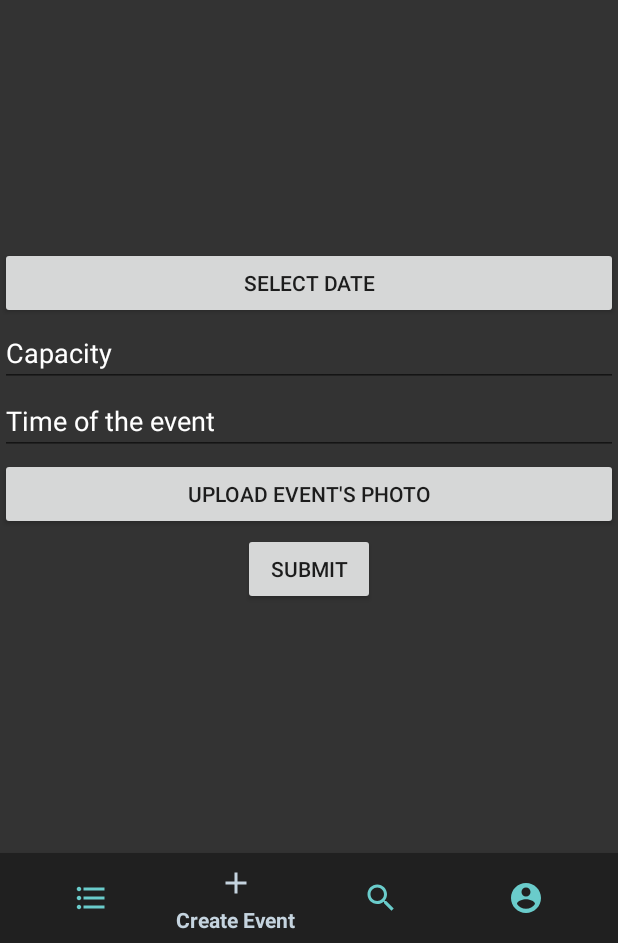
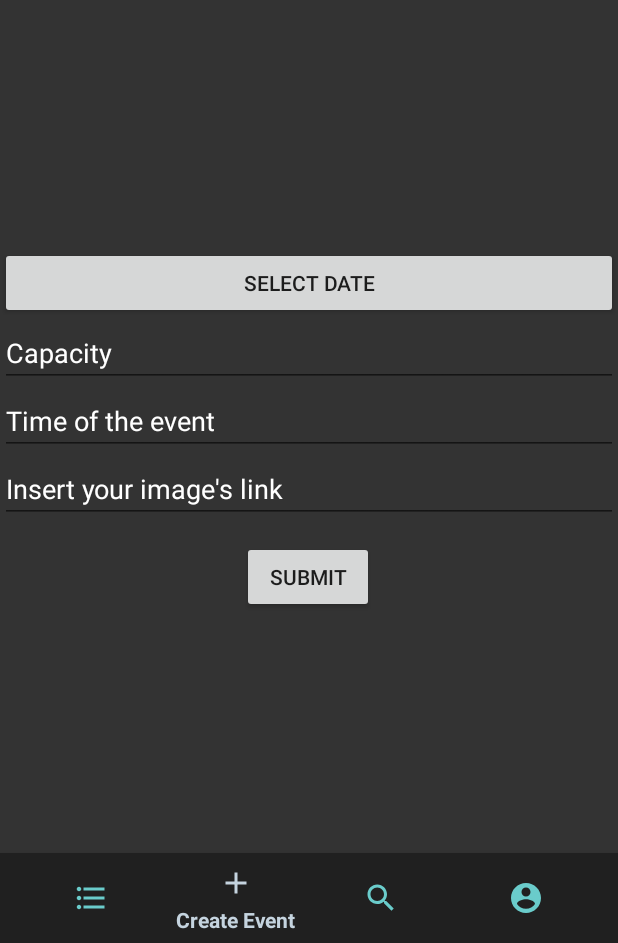
Before and after one commit to patricianar/ProjectPACSport, an Android app: the RegisterEvents screen opened directly, with no data from a screen before it, on a phone screen of 412 x 824 dp, the part 293-1236 px from its top. Run offline under Robolectric (Android 15) with nearby library versions, the phone set to English and light mode, and no system bars; libraries missing offline, so code that uses them is left out: okhttp3.internal.http.

Commit message:
image with link

```diff
--- a/app/src/main/java/com/example/projectpacsport/DatabaseHelper.java
+++ b/app/src/main/java/com/example/projectpacsport/DatabaseHelper.java
@@ -187,10 +187,10 @@ public class DatabaseHelper {
         conn = DatabaseConnection.connectionclass();
 
         String query = "INSERT INTO dbo.[Event](Event_name, Event_planner_id, Event_location, Event_address, Event_postal_code, Event_city, " +
-                "Event_province, Event_country, Event_date, Event_time, Event_capacity, Event_team1_id, Event_team2_id) " +
+                "Event_province, Event_country, Event_date, Event_time, Event_capacity, Event_team1_id, Event_team2_id, Event_image) " +
                 "VALUES ('" + event.getName() + "'," + event.getPlannerId() + ",GEOGRAPHY::Point(" + event.getLatitude() + "," + event.getLongitude() + ",4326),'" +
                 event.getAddress() + "','" + event.getPostalCode() + "','" + event.getCity() + "','" + event.getProvince() + "','" + event.getCountry() + "','" +
-                event.getDate() + "','" + event.getTime() + "'," + event.getCapacity() + "," + event.getTeam1().getId() + "," + event.getTeam2().getId() + ");";
+                event.getDate() + "','" + event.getTime() + "'," + event.getCapacity() + "," + event.getTeam1().getId() + "," + event.getTeam2().getId() + ",'" + event.getImage() + "');";
         try {
             Statement statement = conn.createStatement();
             result = statement.executeUpdate(query);
--- a/app/src/main/java/com/example/projectpacsport/RegisterEvents.java
+++ b/app/src/main/java/com/example/projectpacsport/RegisterEvents.java
@@ -96,12 +96,8 @@ public class RegisterEvents extends FragmentActivity implements OnMapReadyCallba
     private ArrayList<String> spinnerData;
     private Date date1 = new Date();
     final SimpleDateFormat formatter1=new SimpleDateFormat("yyyy-MM-dd");
-    private Button btnChoosen;
-    private final int PICK_IMAGE_REQUEST = 71;
-    private Uri filePath;
-    private  Bitmap bitmap;
-    private byte[] byteArray;
-    private String  encodedImage;
+    private String filePath;
+
 
 
 
@@ -121,9 +117,10 @@ public class RegisterEvents extends FragmentActivity implements OnMapReadyCallba
         final Button submit = findViewById(R.id.btnSubmit);
         final Calendar today = Calendar.getInstance();
         final Calendar chosenDate = Calendar.getInstance();
+        final EditText image = findViewById(R.id.txtImage);
         //final DateFormat dateFormat = DateFormat.getDateInstance();
         final int numOfDays;
-        btnChoosen = findViewById(R.id.btn_uploadPhoto);
+
 
 
         mSearchText = findViewById(R.id.input_search);
@@ -154,12 +151,6 @@ public class RegisterEvents extends FragmentActivity implements OnMapReadyCallba
             }
         });
 
-        btnChoosen.setOnClickListener(new View.OnClickListener() {
-            @Override
-            public void onClick(View v) {
-                chooseImage();
-            }
-        });
 
         submit.setOnClickListener(new View.OnClickListener() {
             @Override
@@ -168,6 +159,7 @@ public class RegisterEvents extends FragmentActivity implements OnMapReadyCallba
                 String timeF = time.getText().toString();
                 String capacityF = capacity.getText().toString();
                 String locationName = mSearchText.getText().toString();
+                filePath = image.getText().toString();
                // Log.e("Date:", "%%%%%%%%%%%%%%%%%% AENTROOOOOOOOOOOOOOO 1: ");
                 if (nameF.isEmpty()) {
                     Toast.makeText(RegisterEvents.this, "Please insert the name", Toast.LENGTH_SHORT).show();
@@ -175,12 +167,12 @@ public class RegisterEvents extends FragmentActivity implements OnMapReadyCallba
                     Toast.makeText(RegisterEvents.this, "Please insert the time", Toast.LENGTH_SHORT).show();
                 } else if (capacityF.isEmpty()) {
                     Toast.makeText(RegisterEvents.this, "Please insert the capacity", Toast.LENGTH_SHORT).show();
-                } else if (locationName.isEmpty()) {
+                } else if(locationName.isEmpty()) {
                     Toast.makeText(RegisterEvents.this, "Please select a location using the map search bar", Toast.LENGTH_SHORT).show();
-                } else if(filePath == null)
+                }/* else if(filePath == null)
                 {
-                    Toast.makeText(RegisterEvents.this, "Please choose a picture", Toast.LENGTH_SHORT).show();
-                }
+                    Toast.makeText(RegisterEvents.this, "Please insert the image's link", Toast.LENGTH_SHORT).show();
+                }*/
                 try {
                     //Log.e("Date:", "%%%%%%%%%%%%%%%%%% AENTROOOOOOOOOOOOOOO 2: ");
                     if (!nameF.isEmpty() && !timeF.isEmpty() && !capacityF.isEmpty() && !locationName.isEmpty()
@@ -220,10 +212,10 @@ public class RegisterEvents extends FragmentActivity implements OnMapReadyCallba
                         encodedImage = Base64.encodeToString(byteArray, Base64.DEFAULT); */
 
 
-                      //  Log.e("ENCODE VALUE:", "%%%%%%%%%%%%%%%%%% ENCODE VALUE:" + encodedImage);
+                       Log.e("ENCODE VALUE:", "%%%%%%%%%%%%%%%%%% IMAGE VALUE:" + filePath);
 
 
-                        newEvent.setImage(filePath.toString());
+                        newEvent.setImage(filePath);
                        // newEvent.setImage(encodedImage);
 
                         Log.e("Date:", "%%%%%%%%%%%%%%%%%% DATE VALUE:" + dateSelected);
@@ -245,7 +237,7 @@ public class RegisterEvents extends FragmentActivity implements OnMapReadyCallba
                         budleEvent.putString("team1Name", team1Name);
                         budleEvent.putString("team2Name", team2Name);
                         budleEvent.putString("league", league);
-                        budleEvent.putString("image",filePath.toString());
+                        budleEvent.putString("image",filePath);
                         intent.putExtras(budleEvent);
                         startActivity(intent);
                         Log.e("PHOTO LINK", "PHOTO LINK: " + filePath);
@@ -312,7 +304,7 @@ public class RegisterEvents extends FragmentActivity implements OnMapReadyCallba
         getLocationPermission();
     }
 
-    public void chooseImage()
+   /* public void chooseImage()
     {
         Intent intent = new Intent(Intent.ACTION_OPEN_DOCUMENT);
         intent.addCategory(Intent.CATEGORY_OPENABLE);
@@ -321,10 +313,10 @@ public class RegisterEvents extends FragmentActivity implements OnMapReadyCallba
         intent.addFlags(Intent.FLAG_GRANT_READ_URI_PERMISSION);
         intent.setAction(Intent.ACTION_GET_CONTENT);
         startActivityForResult(Intent.createChooser(intent,"Select Picture"),PICK_IMAGE_REQUEST);
-    }
+    } */
 
-    @Override
-    protected void onActivityResult(int requestCode, int resultCode, @Nullable Intent data) {
+    //@Override
+  /*  protected void onActivityResult(int requestCode, int resultCode, @Nullable Intent data) {
         super.onActivityResult(requestCode, resultCode, data);
         if(requestCode == PICK_IMAGE_REQUEST && resultCode == RESULT_OK && data != null && data.getData() != null)
         {
@@ -339,7 +331,7 @@ public class RegisterEvents extends FragmentActivity implements OnMapReadyCallba
                 e.printStackTrace();
             }
         }
-    }
+    } */
 
     @Override
     public void onMapReady(GoogleMap googleMap) {
--- a/app/src/main/java/com/example/projectpacsport/confirmationEvent.java
+++ b/app/src/main/java/com/example/projectpacsport/confirmationEvent.java
@@ -45,7 +45,7 @@ public class confirmationEvent extends AppCompatActivity {
         String image = bundle.getString("image");
         ImageView imageViewPicture = findViewById(R.id.imageView3);
 
-        Uri imageEvent = Uri.parse(image);
+        //Uri imageEvent = Uri.parse(image);
 
         TextView txtName = findViewById(R.id.txtEventName);
         txtName.setText(eventName);
@@ -80,14 +80,14 @@ public class confirmationEvent extends AppCompatActivity {
         TextView txtLeague = findViewById(R.id.league);
         txtLeague.setText(league);
 
-        try
+       /* try
         {
             Bitmap bitmap = MediaStore.Images.Media.getBitmap(getContentResolver(),imageEvent);
             imageViewPicture.setImageBitmap(bitmap);
         }catch(IOException e)
         {
             e.printStackTrace();
-        }
+        } */
     }
 
     private void initBottomNavigationView() {
--- a/app/src/main/res/layout/activity_register_events.xml
+++ b/app/src/main/res/layout/activity_register_events.xml
@@ -136,16 +136,29 @@
         app:layout_constraintTop_toBottomOf="@+id/btnDate" />
 
 
+    <EditText
+        android:id="@+id/txtImage"
+        android:layout_width="0dp"
+        android:layout_height="wrap_content"
+        android:ems="10"
+        android:hint="Insert your image's link"
+        android:inputType="textPersonName"
+        android:textColorHint="@android:color/white"
+        app:layout_constraintBottom_toTopOf="@+id/btnSubmit"
+        app:layout_constraintEnd_toEndOf="parent"
+        app:layout_constraintStart_toStartOf="parent"
+        app:layout_constraintTop_toBottomOf="@+id/editTextTime" />
+
     <Button
         android:id="@+id/btnSubmit"
         android:layout_width="wrap_content"
         android:layout_height="wrap_content"
-        android:layout_marginTop="52dp"
+        android:layout_marginTop="12dp"
         android:text="Submit"
         app:layout_constraintEnd_toEndOf="parent"
-        app:layout_constraintHorizontal_bias="0.501"
+        app:layout_constraintHorizontal_bias="0.498"
         app:layout_constraintStart_toStartOf="parent"
-        app:layout_constraintTop_toBottomOf="@+id/editTextTime" />
+        app:layout_constraintTop_toBottomOf="@+id/txtImage" />
 
     <com.google.android.material.bottomnavigation.BottomNavigationView
         android:id="@+id/bottom_navigation"
@@ -160,15 +173,5 @@
         app:layout_constraintStart_toStartOf="parent"
         app:menu="@menu/menu_navigation" />
 
-    <Button
-        android:id="@+id/btn_uploadPhoto"
-        android:layout_width="0dp"
-        android:layout_height="wrap_content"
-        android:text="Upload event's photo"
-        app:layout_constraintBottom_toTopOf="@+id/btnSubmit"
-        app:layout_constraintEnd_toEndOf="parent"
-        app:layout_constraintStart_toStartOf="parent"
-        app:layout_constraintTop_toBottomOf="@+id/editTextTime" />
-
 
 </androidx.constraintlayout.widget.ConstraintLayout>
```
